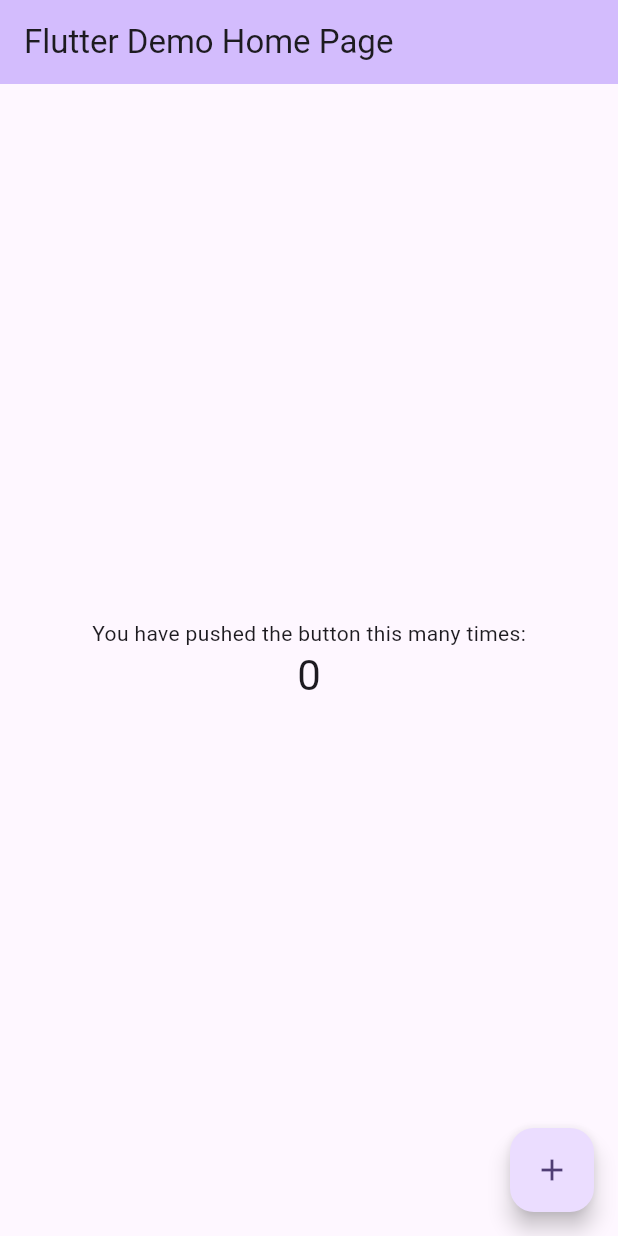
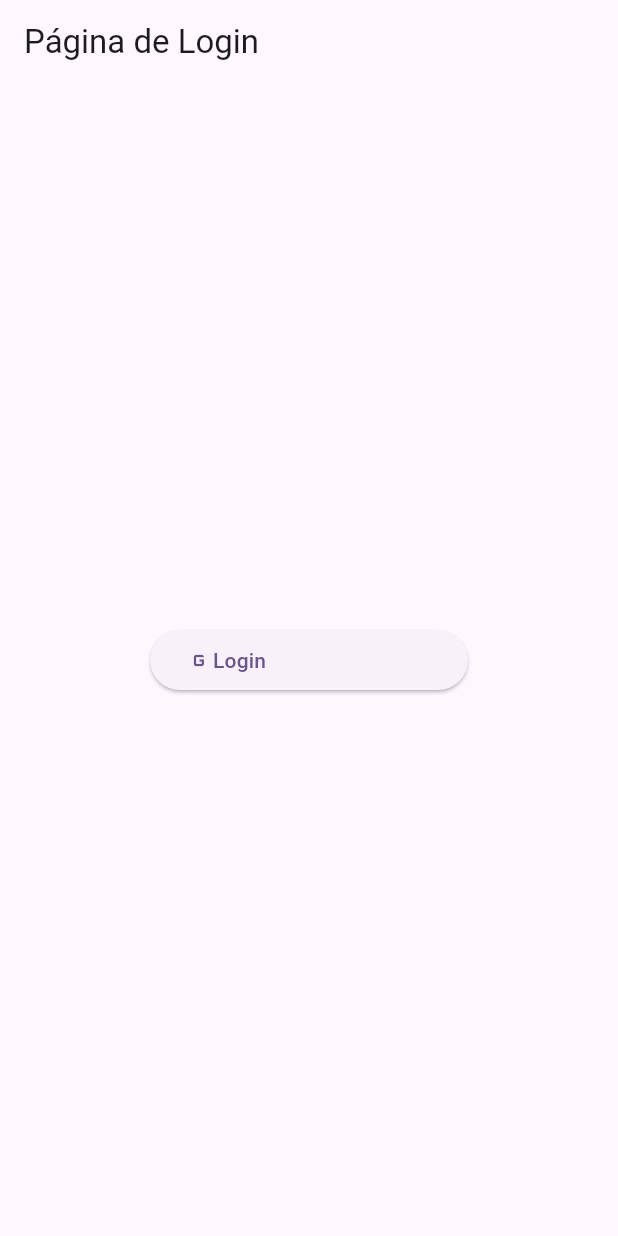
Before and after one commit to ssalazar-utem/cm-202402-app, a Flutter app: the screen it shows after launch, on a phone screen of 412 x 824 dp. Run offline on Flutter 3.47's test engine with Material 3 defaults, Android fonts, the phone set to English and light mode, and no system bars; our stand-ins replace google_sign_in, logger.

Commit message:
Creación de login

```diff
--- a/app/lib/main.dart
+++ b/app/lib/main.dart
@@ -1,3 +1,4 @@
+import 'package:cm/screens/login_screen.dart';
 import 'package:flutter/material.dart';
 import 'package:logger/logger.dart';
 
@@ -32,99 +33,7 @@ class MyApp extends StatelessWidget {
         colorScheme: ColorScheme.fromSeed(seedColor: Colors.deepPurple),
         useMaterial3: true,
       ),
-      home: const MyHomePage(title: 'Flutter Demo Home Page'),
+      home: const LoginScreen(),
     );
   }
 }
-
-class MyHomePage extends StatefulWidget {
-  const MyHomePage({super.key, required this.title});
-
-  // This widget is the home page of your application. It is stateful, meaning
-  // that it has a State object (defined below) that contains fields that affect
-  // how it looks.
-
-  // This class is the configuration for the state. It holds the values (in this
-  // case the title) provided by the parent (in this case the App widget) and
-  // used by the build method of the State. Fields in a Widget subclass are
-  // always marked "final".
-
-  final String title;
-
-  @override
-  State<MyHomePage> createState() => _MyHomePageState();
-}
-
-class _MyHomePageState extends State<MyHomePage> {
-
-  static final Logger _logger = Logger();
-
-  int _counter = 0;
-
-  void _incrementCounter() {
-    setState(() {
-      // This call to setState tells the Flutter framework that something has
-      // changed in this State, which causes it to rerun the build method below
-      // so that the display can reflect the updated values. If we changed
-      // _counter without calling setState(), then the build method would not be
-      // called again, and so nothing would appear to happen.
-      _counter++;
-      _logger.d('He presionado el botón $_counter veces');
-    });
-  }
-
-  @override
-  Widget build(BuildContext context) {
-    // This method is rerun every time setState is called, for instance as done
-    // by the _incrementCounter method above.
-    //
-    // The Flutter framework has been optimized to make rerunning build methods
-    // fast, so that you can just rebuild anything that needs updating rather
-    // than having to individually change instances of widgets.
-    return Scaffold(
-      appBar: AppBar(
-        // TRY THIS: Try changing the color here to a specific color (to
-        // Colors.amber, perhaps?) and trigger a hot reload to see the AppBar
-        // change color while the other colors stay the same.
-        backgroundColor: Theme.of(context).colorScheme.inversePrimary,
-        // Here we take the value from the MyHomePage object that was created by
-        // the App.build method, and use it to set our appbar title.
-        title: Text(widget.title),
-      ),
-      body: Center(
-        // Center is a layout widget. It takes a single child and positions it
-        // in the middle of the parent.
-        child: Column(
-          // Column is also a layout widget. It takes a list of children and
-          // arranges them vertically. By default, it sizes itself to fit its
-          // children horizontally, and tries to be as tall as its parent.
-          //
-          // Column has various properties to control how it sizes itself and
-          // how it positions its children. Here we use mainAxisAlignment to
-          // center the children vertically; the main axis here is the vertical
-          // axis because Columns are vertical (the cross axis would be
-          // horizontal).
-          //
-          // TRY THIS: Invoke "debug painting" (choose the "Toggle Debug Paint"
-          // action in the IDE, or press "p" in the console), to see the
-          // wireframe for each widget.
-          mainAxisAlignment: MainAxisAlignment.center,
-          children: <Widget>[
-            const Text(
-              'You have pushed the button this many times:',
-            ),
-            Text(
-              '$_counter',
-              style: Theme.of(context).textTheme.headlineMedium,
-            ),
-          ],
-        ),
-      ),
-      floatingActionButton: FloatingActionButton(
-        onPressed: _incrementCounter,
-        tooltip: 'Increment',
-        child: const Icon(Icons.add),
-      ), // This trailing comma makes auto-formatting nicer for build methods.
-    );
-  }
-}
--- /dev/null
+++ b/app/lib/screens/login_screen.dart
@@ -0,0 +1,34 @@
+import 'package:cm/services/google_service.dart';
+import 'package:flutter/material.dart';
+import 'package:logger/logger.dart';
+
+class LoginScreen extends StatelessWidget {
+  static final Logger _logger = Logger();
+
+  const LoginScreen({super.key});
+
+  @override
+  Widget build(BuildContext context) {
+    return Scaffold(
+      appBar: AppBar(title: const Text('Página de Login')),
+      body: Center(
+        child: Padding(
+          padding: const EdgeInsets.all(100.0),
+          child: ElevatedButton(
+              onPressed: () {
+                GoogleService.logIn().then((result) {
+                  if (result) {
+                    _logger.i('Me autentiqué super bien');
+                  } else {
+                    _logger.e('Fui terrible de bueno');
+                  }
+                });
+              },
+              child: const Row(
+                children: [Icon(Icons.g_mobiledata), Text('Login')],
+              )),
+        ),
+      ),
+    );
+  }
+}
--- /dev/null
+++ b/app/lib/services/google_service.dart
@@ -0,0 +1,28 @@
+import 'package:google_sign_in/google_sign_in.dart';
+import 'package:logger/logger.dart';
+
+class GoogleService {
+  static final Logger _logger = Logger();
+  static final GoogleSignIn _googleSignIn =
+      GoogleSignIn(scopes: ['email', 'profile']);
+
+  static Future<bool> logIn() async {
+    bool ok = false;
+    try {
+      GoogleSignInAccount? account = await _googleSignIn.signIn();
+      if (account != null) {
+        GoogleSignInAuthentication auth = await account.authentication;
+        String idToken = auth.idToken ?? '';
+        String accessToken = auth.accessToken ?? '';
+        _logger.d('Token: $idToken');
+        _logger.d('Access: $accessToken');
+        ok = idToken.isNotEmpty && accessToken.isNotEmpty;
+      }
+    } catch (error, stackTrace) {
+      ok = false;
+      _logger.e(error);
+      _logger.e(stackTrace.toString());
+    }
+    return ok;
+  }
+}
--- a/app/pubspec.yaml
+++ b/app/pubspec.yaml
@@ -37,6 +37,7 @@ dependencies:
   cupertino_icons: ^1.0.8
   logger: ^2.4.0
   dio: ^5.6.0
+  google_sign_in: ^6.2.1
 
 dev_dependencies:
   flutter_test:
```
Also changed, not shown: app/lib/screens/home_screen.dart (added), 3 other files.
